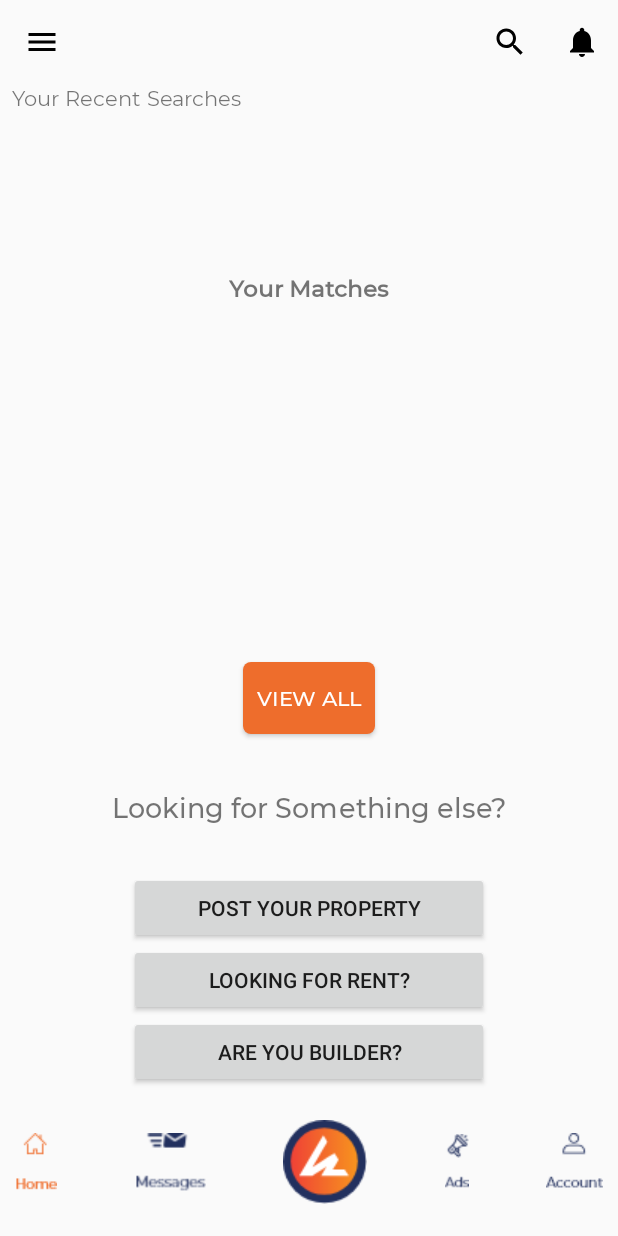
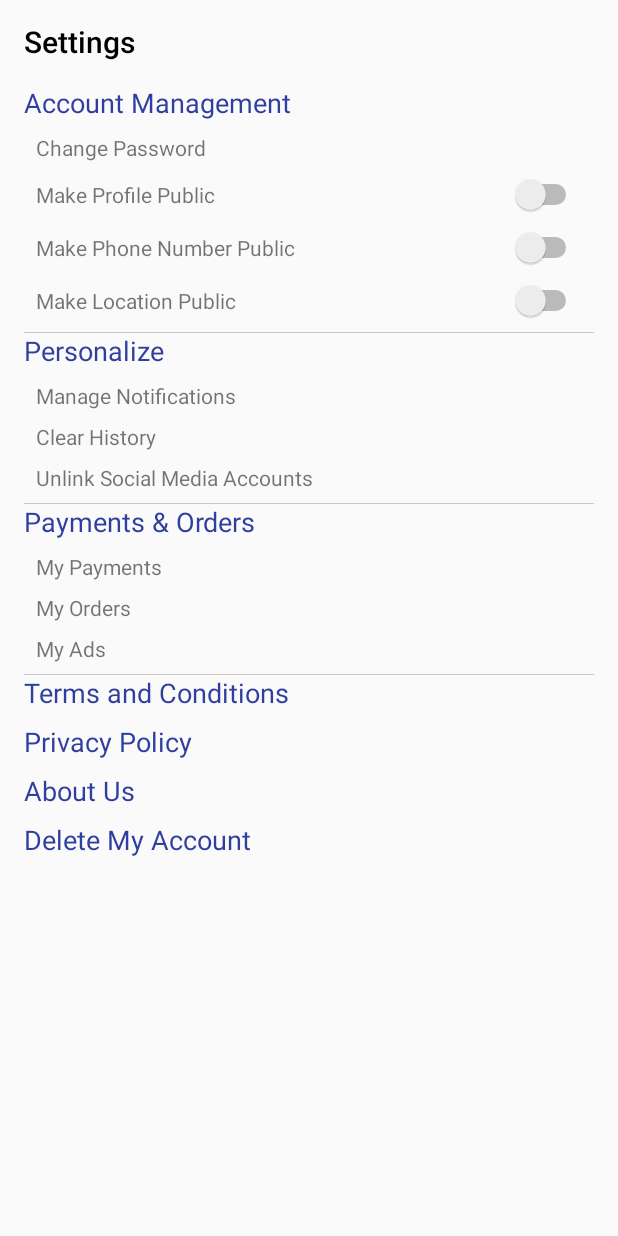
Before and after one commit to durzoflint/Wanna-Buy, an Android app: the screen it shows after launch once a user with an empty profile is signed in (HomeActivity before the commit, SettingsActivity after it), on a phone screen of 412 x 824 dp. Run offline under Robolectric (Android 15) with nearby library versions, the phone set to English and light mode, and no system bars; our stand-ins replace Firebase (no records; nobody signed in at launch, a user with empty details on screens opened directly).

Commit message:
Settings Activity UI Completed

```diff
--- a/app/src/main/AndroidManifest.xml
+++ b/app/src/main/AndroidManifest.xml
@@ -7,11 +7,11 @@
     <application
         android:allowBackup="true"
         android:icon="@mipmap/ic_launcher"
-        android:usesCleartextTraffic="true"
         android:label="@string/app_name"
         android:roundIcon="@mipmap/ic_launcher_round"
         android:supportsRtl="true"
-        android:theme="@style/AppTheme">
+        android:theme="@style/AppTheme"
+        android:usesCleartextTraffic="true">
         <meta-data
             android:name="com.google.android.geo.API_KEY"
             android:value="AIzaSyCJyWOI91uaP3SaGzsuful39Iqi0_A5Wzc" />
@@ -114,7 +114,7 @@
             android:theme="@style/questionTheme" />
         <activity
             android:name=".activities.RequirementsSearchActivity"
-            android:theme="@style/noActionbar"/>
+            android:theme="@style/noActionbar" />
         <activity
             android:name=".activities.FacilitiesActivities"
             android:theme="@style/questionTheme" />
@@ -161,6 +161,9 @@
         <activity
             android:name=".contacts.ContactActivity"
             android:theme="@style/noActionbar" />
+        <activity
+            android:name=".activities.SettingsActivity"
+            android:theme="@style/noActionbar" />
     </application>
 
 </manifest>
--- /dev/null
+++ b/app/src/main/java/com/nyxwolves/wannabuy/activities/SettingsActivity.java
@@ -0,0 +1,22 @@
+package com.nyxwolves.wannabuy.activities;
+
+import android.os.Bundle;
+import android.support.v7.app.ActionBar;
+import android.support.v7.app.AppCompatActivity;
+import android.support.v7.widget.Toolbar;
+
+import com.nyxwolves.wannabuy.R;
+
+public class SettingsActivity extends AppCompatActivity {
+
+    @Override
+    protected void onCreate(Bundle savedInstanceState) {
+        super.onCreate(savedInstanceState);
+        setContentView(R.layout.activity_settings);
+
+        Toolbar toolbar = findViewById(R.id.toolbar);
+        setSupportActionBar(toolbar);
+        ActionBar actionBar = getSupportActionBar();
+        actionBar.setTitle("Settings");
+    }
+}
--- a/app/src/main/java/com/nyxwolves/wannabuy/activities/SplashScreen.java
+++ b/app/src/main/java/com/nyxwolves/wannabuy/activities/SplashScreen.java
@@ -34,7 +34,8 @@ public class SplashScreen extends AppCompatActivity {
             @Override
             public void run() {
                 if (FirebaseAuth.getInstance().getCurrentUser() != null) {
-                    startActivity(new Intent(SplashScreen.this, HomeActivity.class));
+                    //startActivity(new Intent(SplashScreen.this, HomeActivity.class));
+                    startActivity(new Intent(SplashScreen.this, SettingsActivity.class));
                 } else {
                     startActivity(new Intent(SplashScreen.this, LoginActivity.class));
                 }
--- /dev/null
+++ b/app/src/main/res/layout/activity_settings.xml
@@ -0,0 +1,229 @@
+<?xml version="1.0" encoding="utf-8"?>
+<android.support.constraint.ConstraintLayout xmlns:android="http://schemas.android.com/apk/res/android"
+    xmlns:app="http://schemas.android.com/apk/res-auto"
+    xmlns:tools="http://schemas.android.com/tools"
+    android:layout_width="match_parent"
+    android:layout_height="match_parent"
+    tools:context=".activities.SettingsActivity">
+
+    <android.support.v7.widget.Toolbar
+        android:id="@+id/toolbar"
+        android:layout_width="match_parent"
+        android:layout_height="wrap_content"
+        android:minHeight="?attr/actionBarSize"
+        android:theme="?attr/actionBarTheme"
+        app:layout_constraintTop_toTopOf="parent"
+        app:titleTextColor="@android:color/black" />
+
+    <ScrollView
+        android:layout_width="match_parent"
+        android:layout_height="0dp"
+        android:orientation="vertical"
+        app:layout_constraintBottom_toBottomOf="parent"
+        app:layout_constraintTop_toBottomOf="@id/toolbar">
+
+        <LinearLayout
+            android:layout_width="match_parent"
+            android:layout_height="wrap_content"
+            android:divider="@color/lightGray"
+            android:orientation="vertical"
+            android:paddingStart="16dp"
+            android:paddingEnd="16dp"
+            android:showDividers="middle">
+
+            <LinearLayout
+                android:layout_width="match_parent"
+                android:layout_height="wrap_content"
+                android:dividerPadding="8dp"
+                android:orientation="vertical">
+
+                <TextView
+                    android:layout_width="match_parent"
+                    android:layout_height="wrap_content"
+                    android:layout_marginBottom="8dp"
+                    android:text="Account Management"
+                    android:textColor="@color/colorPrimaryDark"
+                    android:textSize="18sp" />
+
+                <TextView
+                    android:layout_width="match_parent"
+                    android:layout_height="wrap_content"
+                    android:layout_marginBottom="8dp"
+                    android:paddingStart="8dp"
+                    android:paddingEnd="8dp"
+                    android:text="Change Password" />
+
+                <LinearLayout
+                    android:layout_width="match_parent"
+                    android:layout_height="wrap_content"
+                    android:layout_marginBottom="8dp"
+                    android:orientation="horizontal"
+                    android:paddingStart="8dp"
+                    android:paddingEnd="8dp">
+
+                    <TextView
+                        android:layout_width="0dp"
+                        android:layout_height="wrap_content"
+                        android:layout_weight="1"
+                        android:text="Make Profile Public" />
+
+                    <Switch
+                        android:layout_width="wrap_content"
+                        android:layout_height="wrap_content" />
+                </LinearLayout>
+
+                <LinearLayout
+                    android:layout_width="match_parent"
+                    android:layout_height="wrap_content"
+                    android:layout_marginBottom="8dp"
+                    android:orientation="horizontal"
+                    android:paddingStart="8dp"
+                    android:paddingEnd="8dp">
+
+                    <TextView
+                        android:layout_width="0dp"
+                        android:layout_height="wrap_content"
+                        android:layout_weight="1"
+                        android:text="Make Phone Number Public" />
+
+                    <Switch
+                        android:layout_width="wrap_content"
+                        android:layout_height="wrap_content" />
+                </LinearLayout>
+
+                <LinearLayout
+                    android:layout_width="match_parent"
+                    android:layout_height="wrap_content"
+                    android:layout_marginBottom="8dp"
+                    android:orientation="horizontal"
+                    android:paddingStart="8dp"
+                    android:paddingEnd="8dp">
+
+                    <TextView
+                        android:layout_width="0dp"
+                        android:layout_height="wrap_content"
+                        android:layout_weight="1"
+                        android:text="Make Location Public" />
+
+                    <Switch
+                        android:layout_width="wrap_content"
+                        android:layout_height="wrap_content" />
+                </LinearLayout>
+            </LinearLayout>
+
+            <LinearLayout
+                android:layout_width="match_parent"
+                android:layout_height="wrap_content"
+                android:orientation="vertical">
+
+                <TextView
+                    android:layout_width="match_parent"
+                    android:layout_height="wrap_content"
+                    android:layout_marginBottom="8dp"
+                    android:text="Personalize"
+                    android:textColor="@color/colorPrimaryDark"
+                    android:textSize="18sp" />
+
+                <TextView
+                    android:layout_width="match_parent"
+                    android:layout_height="wrap_content"
+                    android:layout_marginBottom="8dp"
+                    android:paddingStart="8dp"
+                    android:paddingEnd="8dp"
+                    android:text="Manage Notifications" />
+
+                <TextView
+                    android:layout_width="match_parent"
+                    android:layout_height="wrap_content"
+                    android:layout_marginBottom="8dp"
+                    android:paddingStart="8dp"
+                    android:paddingEnd="8dp"
+                    android:text="Clear History" />
+
+                <TextView
+                    android:layout_width="match_parent"
+                    android:layout_height="wrap_content"
+                    android:layout_marginBottom="8dp"
+                    android:paddingStart="8dp"
+                    android:paddingEnd="8dp"
+                    android:text="Unlink Social Media Accounts" />
+            </LinearLayout>
+
+            <LinearLayout
+                android:layout_width="match_parent"
+                android:layout_height="wrap_content"
+                android:orientation="vertical">
+
+                <TextView
+                    android:layout_width="match_parent"
+                    android:layout_height="wrap_content"
+                    android:layout_marginBottom="8dp"
+                    android:text="Payments &amp; Orders"
+                    android:textColor="@color/colorPrimaryDark"
+                    android:textSize="18sp" />
+
+                <TextView
+                    android:layout_width="match_parent"
+                    android:layout_height="wrap_content"
+                    android:layout_marginBottom="8dp"
+                    android:paddingStart="8dp"
+                    android:paddingEnd="8dp"
+                    android:text="My Payments" />
+
+                <TextView
+                    android:layout_width="match_parent"
+                    android:layout_height="wrap_content"
+                    android:layout_marginBottom="8dp"
+                    android:paddingStart="8dp"
+                    android:paddingEnd="8dp"
+                    android:text="My Orders" />
+
+                <TextView
+                    android:layout_width="match_parent"
+                    android:layout_height="wrap_content"
+                    android:layout_marginBottom="8dp"
+                    android:paddingStart="8dp"
+                    android:paddingEnd="8dp"
+                    android:text="My Ads" />
+            </LinearLayout>
+
+            <LinearLayout
+                android:layout_width="match_parent"
+                android:layout_height="wrap_content"
+                android:orientation="vertical">
+
+                <TextView
+                    android:layout_width="match_parent"
+                    android:layout_height="wrap_content"
+                    android:layout_marginBottom="8dp"
+                    android:text="Terms and Conditions"
+                    android:textColor="@color/colorPrimaryDark"
+                    android:textSize="18sp" />
+
+                <TextView
+                    android:layout_width="match_parent"
+                    android:layout_height="wrap_content"
+                    android:layout_marginBottom="8dp"
+                    android:text="Privacy Policy"
+                    android:textColor="@color/colorPrimaryDark"
+                    android:textSize="18sp" />
+
+                <TextView
+                    android:layout_width="match_parent"
+                    android:layout_height="wrap_content"
+                    android:layout_marginBottom="8dp"
+                    android:text="About Us"
+                    android:textColor="@color/colorPrimaryDark"
+                    android:textSize="18sp" />
+
+                <TextView
+                    android:layout_width="match_parent"
+                    android:layout_height="wrap_content"
+                    android:layout_marginBottom="8dp"
+                    android:text="Delete My Account"
+                    android:textColor="@color/colorPrimaryDark"
+                    android:textSize="18sp" />
+            </LinearLayout>
+        </LinearLayout>
+    </ScrollView>
+</android.support.constraint.ConstraintLayout>
```
